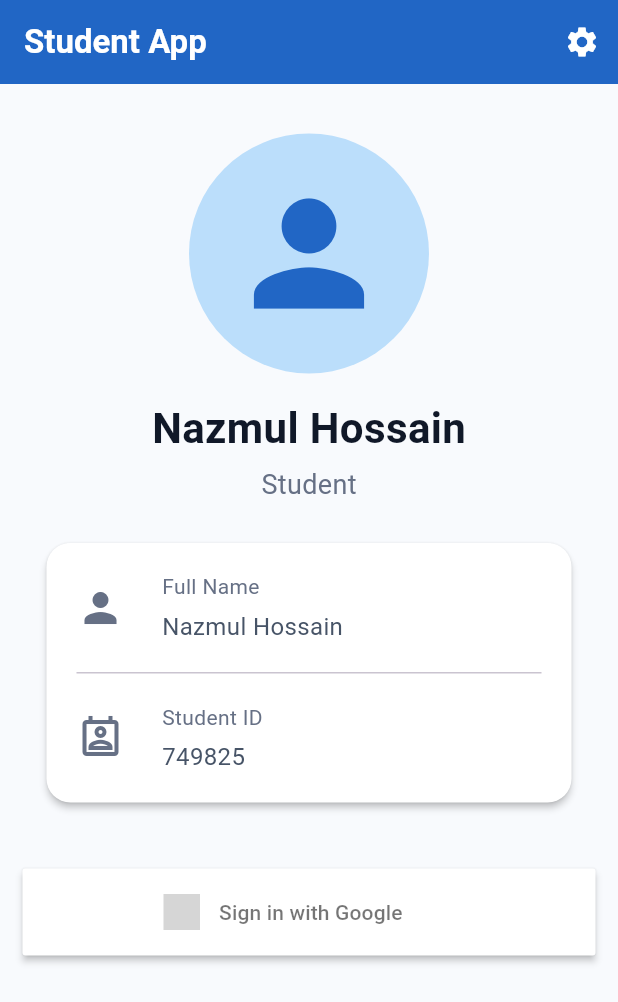
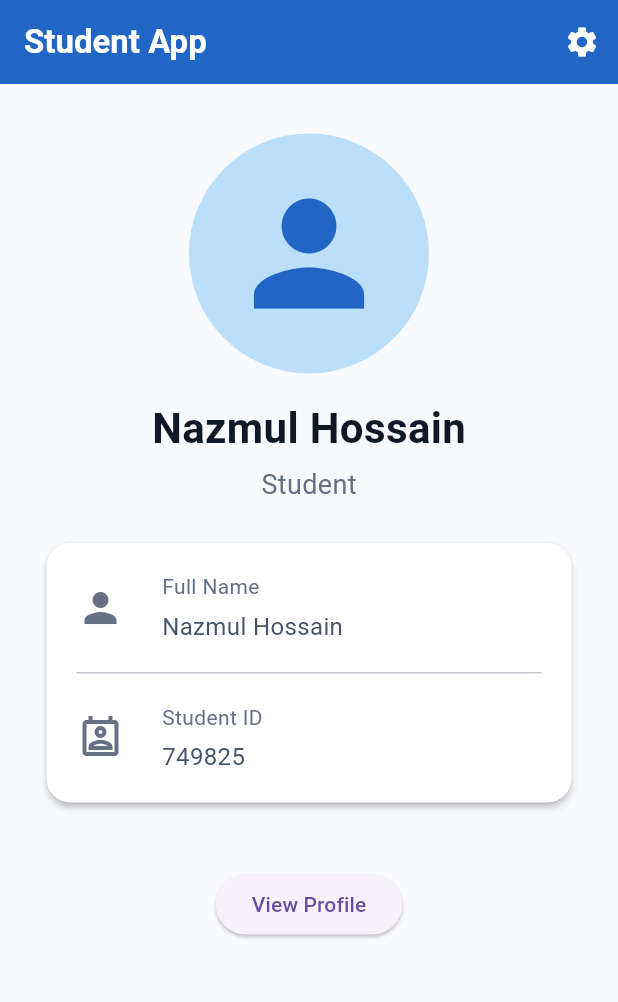
Before and after one commit to nazmuldev23/BD_calling_project, a Flutter app: the screen it shows after launch, on a phone screen of 412 x 824 dp. Shown: the top 1002 px of the screen. Run offline on Flutter 3.47's test engine with Material 3 defaults, Android fonts, the phone set to English and light mode, and no system bars; drawn by our look-alikes of sign_in_button; our stand-ins replace get; grey boxes are pictures that could not be loaded.

Commit message:
Student profile screen alart dialog with getX

```diff
--- a/lib/View/Studen_protal_view/studentApp.dart
+++ b/lib/View/Studen_protal_view/studentApp.dart
@@ -27,9 +27,14 @@ class StudentApp extends StatelessWidget {
         ),
         actions: [
           IconButton(onPressed: (){
+            // Get.snackbar(
+            //   backgroundColor: Colors.green.shade100,
+            //     snackPosition: SnackPosition.BOTTOM,
+            //     "login",'success');
             SettingsDialog.show(title: 'Alart box', content: 'Do you want to navigate in settings');
           },
-              icon: Icon(Icons.settings))
+              icon: Icon(Icons.settings)
+          )
         ],
       ),
       body: SafeArea(
@@ -93,21 +98,7 @@ class StudentApp extends StatelessWidget {
               const SizedBox(height: 28),
 
               // Logout Button
-              SizedBox(
-                width: double.infinity,
-                height: 58,
-                child: SignInButton(
-                  Buttons.google,
-
-                  onPressed: () {
-                    Get.snackbar(
-                      snackPosition: SnackPosition.BOTTOM,
-                      'Login',
-                      'login success',
-                    );
-                  },
-                ),
-              ),
+              ElevatedButton(onPressed: (){}, child: Text('View Profile'))
             ],
           ),
         ),
```
